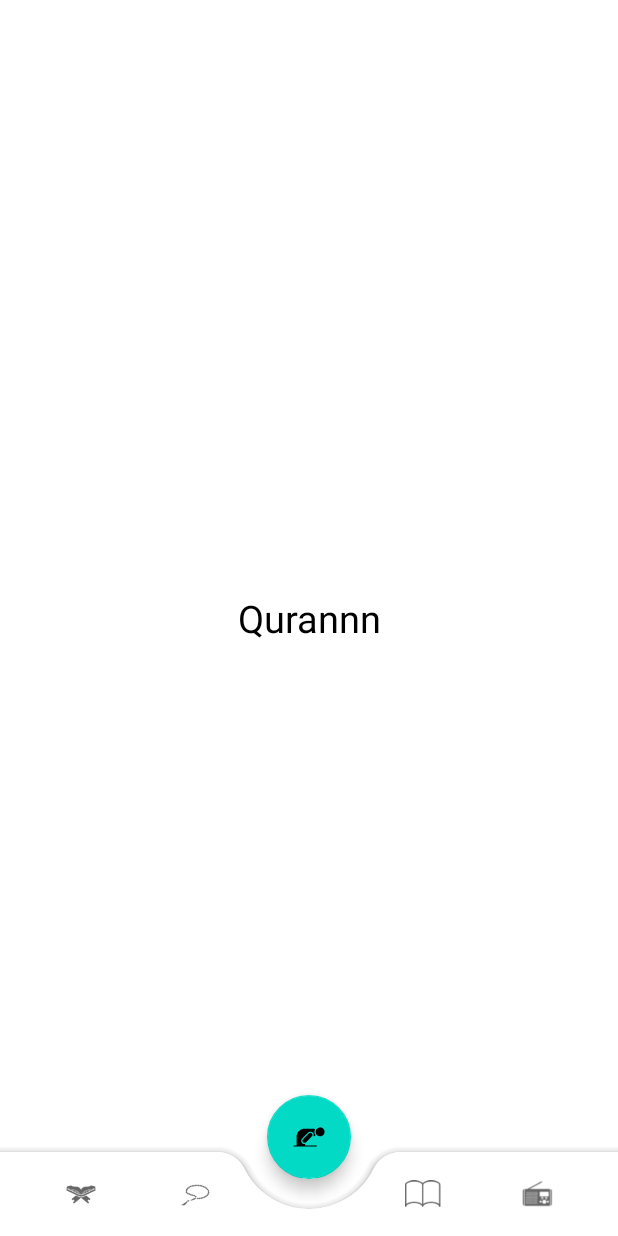
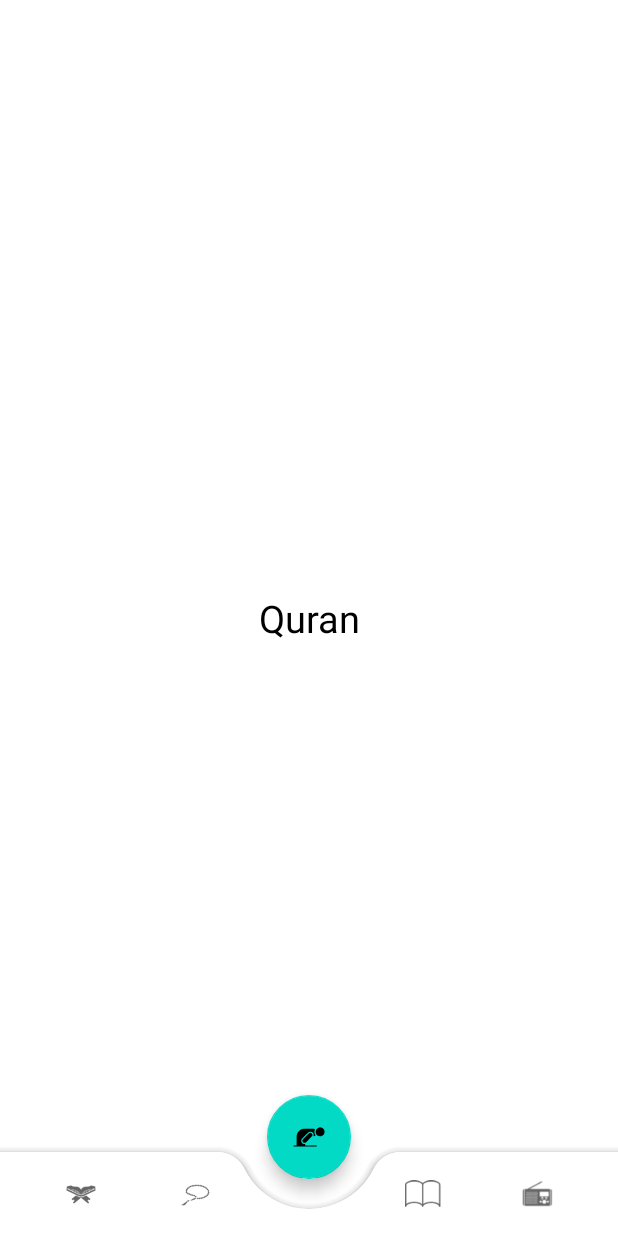
Before and after one commit to mohamadelagamal/Muslim, an Android app: the fragment QuranFragment placed in its activity, on a phone screen of 412 x 824 dp. Run offline under Robolectric (Android 15) with nearby library versions, the phone set to English and light mode, and no system bars; our stand-ins replace data binding.

Commit message:
Update fragment_quran.xml

```diff
--- a/app/src/main/res/layout/fragment_quran.xml
+++ b/app/src/main/res/layout/fragment_quran.xml
@@ -18,7 +18,7 @@
             android:layout_width="match_parent"
             android:layout_height="match_parent"
             android:gravity="center_horizontal|center_vertical"
-            android:text="Qurannn"
+            android:text="Quran"
             android:textSize="25dp"
             android:textColor="@color/black" />
 
```
